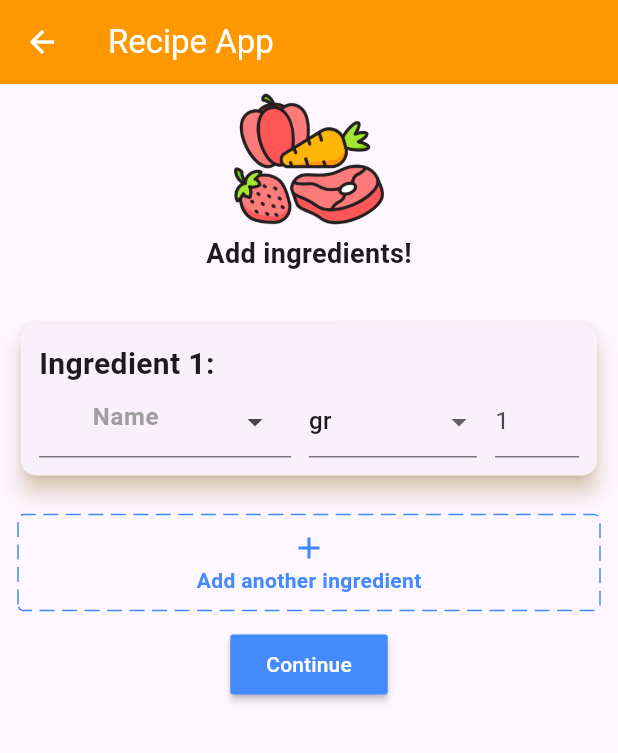
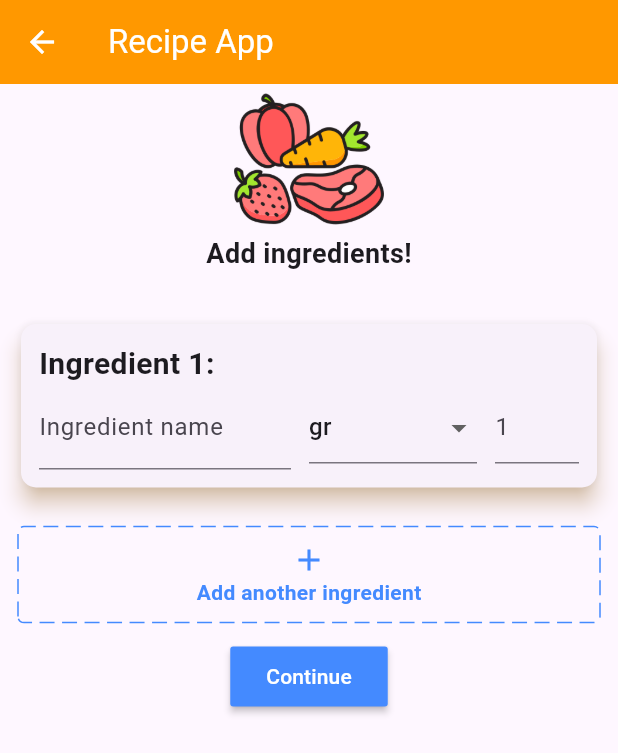
Before and after one commit to Rocco000/tasty_recipe, a Flutter app: the AddRecipeIngredientsScreen screen opened directly, on a phone screen of 412 x 824 dp. Shown: the top 753 px of the screen. Run offline on Flutter 3.47's test engine with Material 3 defaults, Android fonts, the phone set to English and light mode, and no system bars; drawn by our look-alikes of dotted_border, flutter_form_builder; our stand-ins replace cloud_firestore, form_builder_validators, image_picker; accounts and stored records are empty.

Commit message:
Rocco000/tasty_recipe#1 Changed the ingredient name field to a text field.

```diff
--- a/lib/Widgets/IngredientFormField.dart
+++ b/lib/Widgets/IngredientFormField.dart
@@ -1,4 +1,3 @@
-import 'package:dropdown_search/dropdown_search.dart';
 import 'package:flutter/material.dart';
 import 'package:flutter/services.dart';
 import 'package:flutter_form_builder/flutter_form_builder.dart';
@@ -17,63 +16,30 @@ class IngredientFormField extends StatelessWidget {
     required this.ingredientList,
     this.ingredientName,
     this.recipeIngredient,
-    super.key
+    super.key,
   });
 
-  Widget _ingredientNameInEditMode(){
+  Widget _ingredientNameInEditMode() {
     return Text(
       ingredientName!,
       style: const TextStyle(fontSize: 16, fontWeight: FontWeight.bold),
     );
   }
 
-  Widget _ingredientNameInCreateMode(){
+  Widget _ingredientNameInCreateMode() {
     return Expanded(
       flex: 3,
-      child: FormBuilderField(
+      child: FormBuilderTextField(
         name: "ingredientName$ingredientNumber",
         initialValue: (recipeIngredient != null) ? ingredientName : "",
         validator: FormBuilderValidators.required(errorText: "Required"),
-        builder: (fieldState) {
-          return DropdownSearch<String>(
-            selectedItem: (recipeIngredient != null) ? ingredientName : null,
-            items: (filter, loadProps) {
-              return ingredientList.
-                  where(
-                    (item) => (item.name.toLowerCase().contains(filter.toLowerCase())),
-                  )
-                  .map((item) => item.name)
-                  .toList();
-            },
-            // Search Bar
-            popupProps: PopupProps.menu(
-              showSearchBox: true,
-              searchFieldProps: TextFieldProps(
-                decoration: InputDecoration(hintText: "Search ingredient"),
-              ),
-            ),
-            decoratorProps: DropDownDecoratorProps(
-              textAlign: TextAlign.center,
-              decoration: InputDecoration(
-                hintText: "Name",
-                hintStyle: TextStyle(
-                  fontWeight: FontWeight.bold,
-                  color: Colors.grey,
-                ),
-              ),
-            ),
-          );
-        },
+        decoration: InputDecoration(labelText: "Ingredient name"),
       ),
     );
   }
 
   @override
   Widget build(BuildContext context) {
-    print("${recipeIngredient != null}");
-    print(RecipeIngredient.units[0]);
-    print("--------------------");
-
     return Card(
       elevation: 6,
       shadowColor: Colors.orange[200],
@@ -85,13 +51,18 @@ class IngredientFormField extends StatelessWidget {
             // INGREDIENT i-th
             Container(
               alignment: Alignment.centerLeft,
-              child: Text("Ingredient ${ingredientNumber+1}:", style: TextStyle(fontWeight: FontWeight.bold, fontSize: 20),)
+              child: Text(
+                "Ingredient ${ingredientNumber + 1}:",
+                style: TextStyle(fontWeight: FontWeight.bold, fontSize: 20),
+              ),
             ),
 
             Row(
               children: <Widget>[
                 // INGREDIENT NAME
-                (recipeIngredient != null) ? _ingredientNameInEditMode() : _ingredientNameInCreateMode(),
+                (recipeIngredient != null)
+                    ? _ingredientNameInEditMode()
+                    : _ingredientNameInCreateMode(),
 
                 SizedBox(width: 12),
 
@@ -100,12 +71,20 @@ class IngredientFormField extends StatelessWidget {
                   flex: 2,
                   child: FormBuilderDropdown<String>(
                     name: "ingredientUnit$ingredientNumber",
-                    initialValue: (recipeIngredient != null) ? recipeIngredient!.unitMeasurement : RecipeIngredient.units[0],
+                    initialValue: (recipeIngredient != null)
+                        ? recipeIngredient!.unitMeasurement
+                        : RecipeIngredient.units[0],
                     validator: FormBuilderValidators.compose([
                       FormBuilderValidators.required(errorText: "Required"),
-                      (value){return (!RecipeIngredient.units.contains(value)) ? "Invalid input" : null;},
+                      (value) {
+                        return (!RecipeIngredient.units.contains(value))
+                            ? "Invalid input"
+                            : null;
+                      },
                     ]),
-                    items: List.generate(RecipeIngredient.units.length, (index) {
+                    items: List.generate(RecipeIngredient.units.length, (
+                      index,
+                    ) {
                       return DropdownMenuItem(
                         value: RecipeIngredient.units[index],
                         child: Text(RecipeIngredient.units[index]),
@@ -120,13 +99,19 @@ class IngredientFormField extends StatelessWidget {
                 Expanded(
                   child: FormBuilderTextField(
                     name: "ingredientQuantity$ingredientNumber",
-                    initialValue: (recipeIngredient != null) ? recipeIngredient!.quantity.toString() : "",
+                    initialValue: (recipeIngredient != null)
+                        ? recipeIngredient!.quantity.toString()
+                        : "",
                     validator: FormBuilderValidators.compose([
                       FormBuilderValidators.required(errorText: "Required"),
-                      FormBuilderValidators.numeric(errorText: "Insert a number"),
+                      FormBuilderValidators.numeric(
+                        errorText: "Insert a number",
+                      ),
                     ]),
                     decoration: InputDecoration(hintText: "1"),
-                    keyboardType: TextInputType.numberWithOptions(decimal: true),
+                    keyboardType: TextInputType.numberWithOptions(
+                      decimal: true,
+                    ),
                     inputFormatters: <TextInputFormatter>[
                       FilteringTextInputFormatter.allow(RegExp(r"^\d+\.?\d?")),
                     ],
@@ -136,7 +121,7 @@ class IngredientFormField extends StatelessWidget {
             ),
           ],
         ),
-      )
+      ),
     );
   }
 }
```
